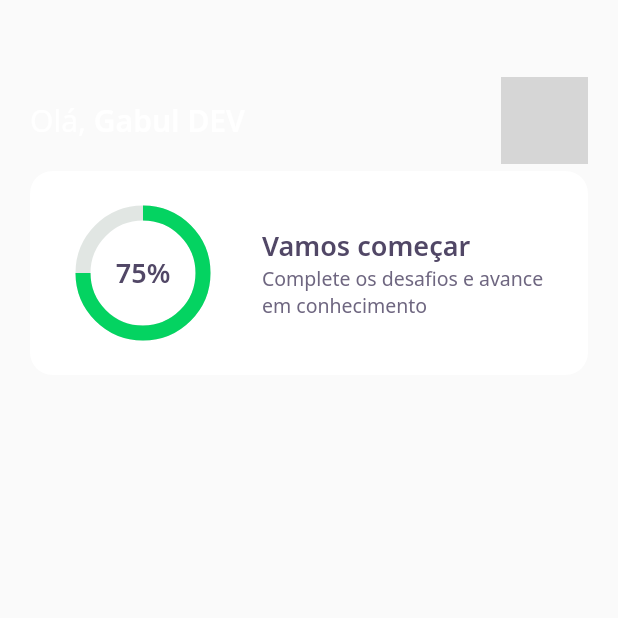
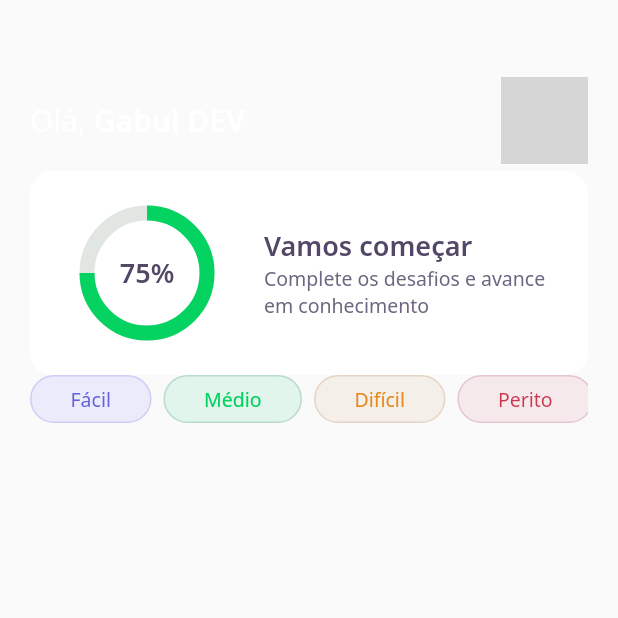
Before and after one commit to GabrielGPF/nlw_trilha_flutter, a Flutter app: the screen it shows after launch, on a phone screen of 412 x 824 dp, the top half of it. Run offline on Flutter 3.47's test engine with Material 2 defaults, Android fonts, the phone set to English and light mode, and no system bars; our stand-ins replace google_fonts; network calls fail; grey boxes are pictures that could not be loaded.

Commit message:
Difficulty tag component created and added

```diff
--- /dev/null
+++ b/lib/components/atoms/atom_difficulty_tag.dart
@@ -0,0 +1,65 @@
+import 'package:flutter/material.dart';
+import 'package:google_fonts/google_fonts.dart';
+import 'package:nlw_trilha_flutter/core/app_colors.dart';
+
+class DifficultyTag extends StatelessWidget {
+  final String label;
+
+  DifficultyTag({
+    Key? key,
+    required this.label,
+  })   : assert(["Fácil", "Médio", "Difícil", "Perito"].contains(label)),
+        super(key: key);
+
+  final config = {
+    "Fácil": {
+      "color": AppColors.levelButtonFacil,
+      "borderColor": AppColors.levelButtonBorderFacil,
+      "fontColor": AppColors.levelButtonTextFacil,
+    },
+    "Médio": {
+      "color": AppColors.levelButtonMedio,
+      "borderColor": AppColors.levelButtonBorderMedio,
+      "fontColor": AppColors.levelButtonTextMedio,
+    },
+    "Difícil": {
+      "color": AppColors.levelButtonDificil,
+      "borderColor": AppColors.levelButtonBorderDificil,
+      "fontColor": AppColors.levelButtonTextDificil,
+    },
+    "Perito": {
+      "color": AppColors.levelButtonPerito,
+      "borderColor": AppColors.levelButtonBorderPerito,
+      "fontColor": AppColors.levelButtonTextPerito,
+    },
+  };
+
+  Color get color => config[label]!['color']!;
+  Color get borderColor => config[label]!['borderColor']!;
+  Color get fontColor => config[label]!['fontColor']!;
+
+  @override
+  Widget build(BuildContext context) {
+    return Container(
+      decoration: BoxDecoration(
+        borderRadius: BorderRadius.circular(28),
+        color: color,
+        border: Border.fromBorderSide(
+          BorderSide(
+            color: borderColor,
+          ),
+        ),
+      ),
+      child: Padding(
+        padding: const EdgeInsets.symmetric(horizontal: 26.0, vertical: 6.0),
+        child: Text(
+          label,
+          style: GoogleFonts.notoSans(
+            color: fontColor,
+            fontSize: 13,
+          ),
+        ),
+      ),
+    );
+  }
+}
--- a/lib/components/molecules/molecule_home_score_card.dart
+++ b/lib/components/molecules/molecule_home_score_card.dart
@@ -15,7 +15,7 @@ class ScoreCard extends StatelessWidget {
           color: AppColors.white,
         ),
         child: Padding(
-          padding: const EdgeInsets.symmetric(horizontal: 20.0),
+          padding: const EdgeInsets.symmetric(horizontal: 24.0),
           child: Row(
             crossAxisAlignment: CrossAxisAlignment.center,
             children: [
--- a/lib/pages/home_page.dart
+++ b/lib/pages/home_page.dart
@@ -1,4 +1,5 @@
 import 'package:flutter/material.dart';
+import 'package:nlw_trilha_flutter/components/atoms/atom_difficulty_tag.dart';
 import 'package:nlw_trilha_flutter/components/organisms/organism_home_app_bar.dart';
 
 class HomePage extends StatefulWidget {
@@ -10,7 +11,37 @@ class _HomePageState extends State<HomePage> {
   @override
   Widget build(BuildContext context) {
     return Scaffold(
-      body: HomeAppBar(),
+      appBar: HomeAppBar(),
+      body: Container(
+        child: Column(
+          children: [
+            Padding(
+              padding: const EdgeInsets.symmetric(horizontal: 20.0),
+              child: SingleChildScrollView(
+                scrollDirection: Axis.horizontal,
+                child: Row(
+                  // mainAxisAlignment: MainAxisAlignment.spaceBetween,
+                  children: [
+                    DifficultyTag(label: "Fácil"),
+                    Padding(
+                      padding: const EdgeInsets.only(left: 8.0),
+                      child: DifficultyTag(label: "Médio"),
+                    ),
+                    Padding(
+                      padding: const EdgeInsets.only(left: 8.0),
+                      child: DifficultyTag(label: "Difícil"),
+                    ),
+                    Padding(
+                      padding: const EdgeInsets.only(left: 8.0),
+                      child: DifficultyTag(label: "Perito"),
+                    ),
+                  ],
+                ),
+              ),
+            ),
+          ],
+        ),
+      ),
     );
   }
 }
```
